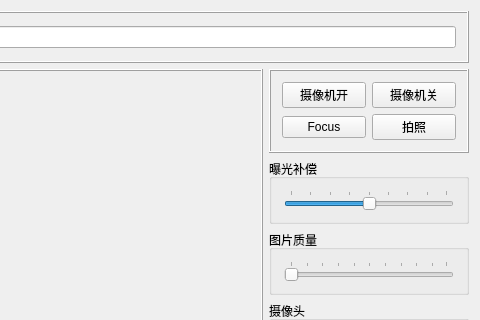
jiafeng5513/Evision, file src/Evision/Camera.ui: the form before one commit; both pictures show x 378 to 858 and y 0 to 320 of the 858 by 547 pixel window.
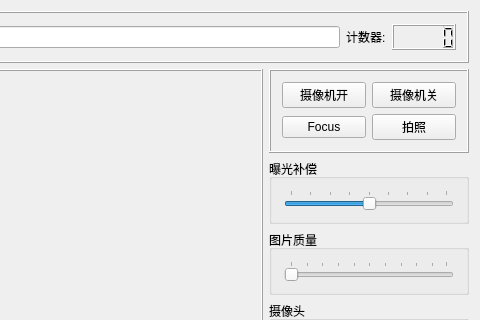
The form after the commit. Custom widgets are drawn as their Qt base class.

```diff
--- a/src/Evision/Camera.ui
+++ b/src/Evision/Camera.ui
@@ -396,6 +396,16 @@
         </property>
        </widget>
       </item>
+      <item>
+       <widget class="QLabel" name="label">
+        <property name="text">
+         <string>计数器:</string>
+        </property>
+       </widget>
+      </item>
+      <item>
+       <widget class="QLCDNumber" name="lcdNumber"/>
+      </item>
      </layout>
     </widget>
    </item>
```
